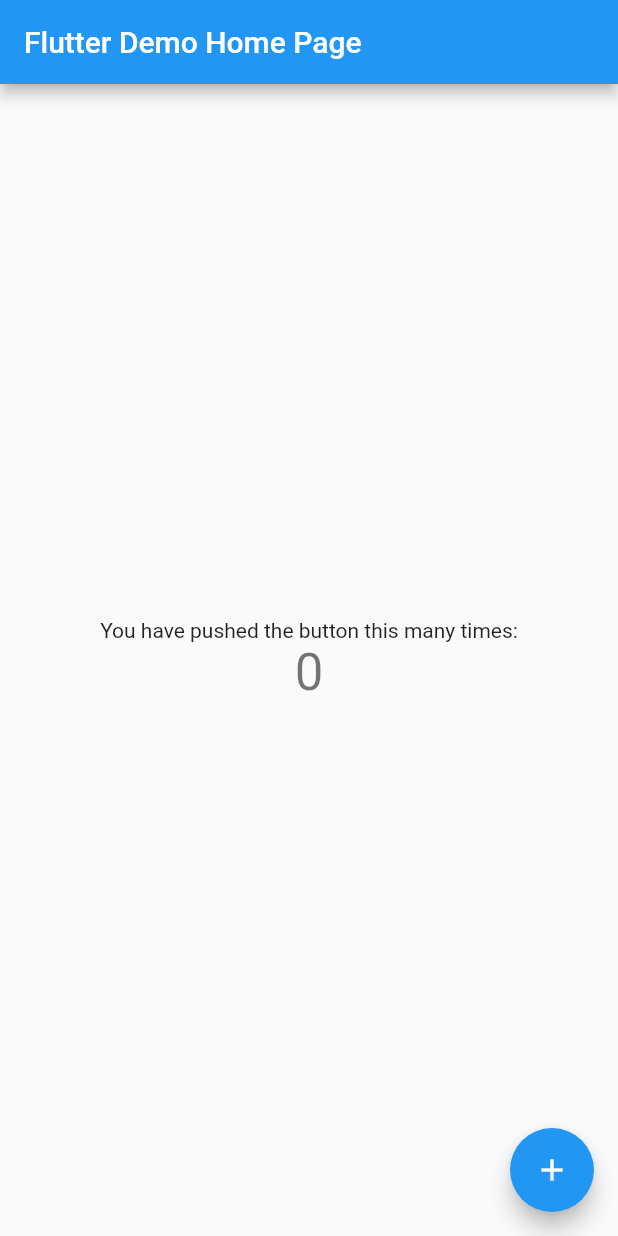
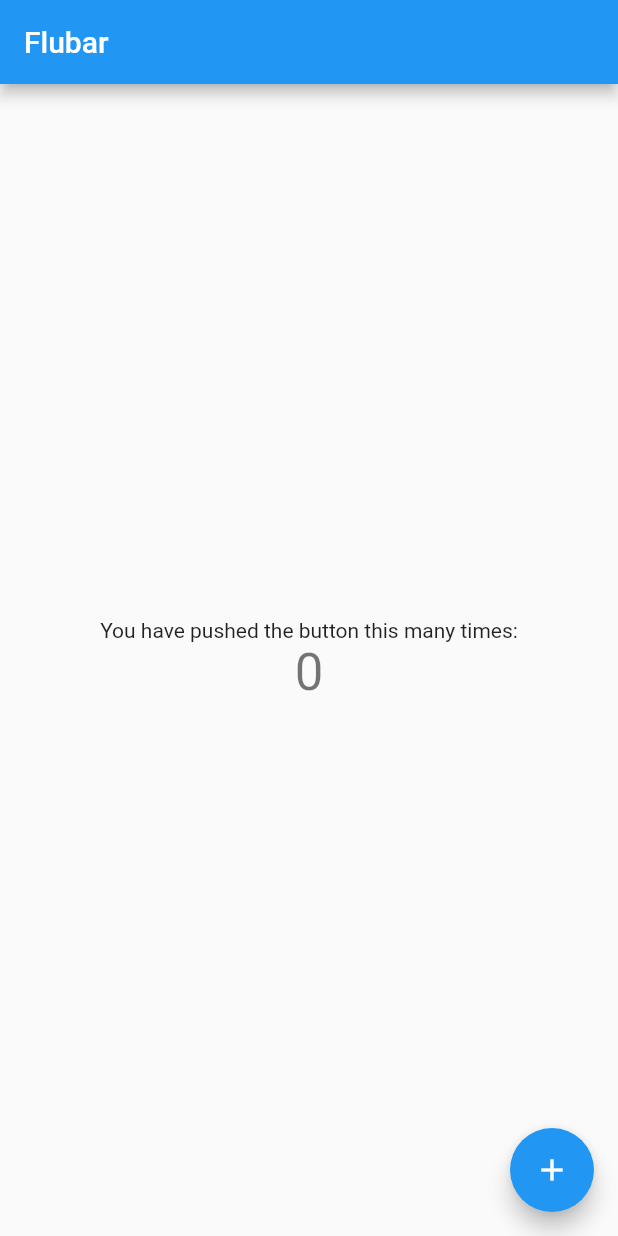
Before and after one commit to zarub2k/flubar, a Flutter app: the screen it shows after launch, on a phone screen of 412 x 824 dp. Run offline on Flutter 3.47's test engine with Material 2 defaults, Android fonts, the phone set to English and light mode, and no system bars.

Commit message:
label changed

```diff
--- a/lib/main.dart
+++ b/lib/main.dart
@@ -22,7 +22,7 @@ class MyApp extends StatelessWidget {
         // is not restarted.
         primarySwatch: Colors.blue,
       ),
-      home: MyHomePage(title: 'Flutter Demo Home Page'),
+      home: MyHomePage(title: 'Flubar'),
     );
   }
 }
```
